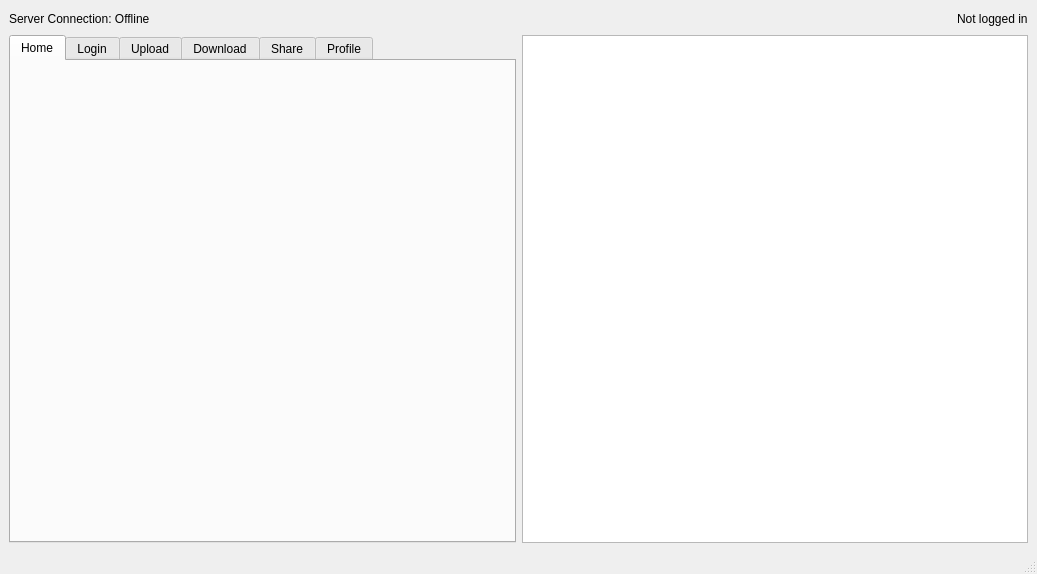
Before: the Qt Designer form fileshareqt/mainwindow.ui in Tomas-Deane/FileShare, drawn with Qt 5.
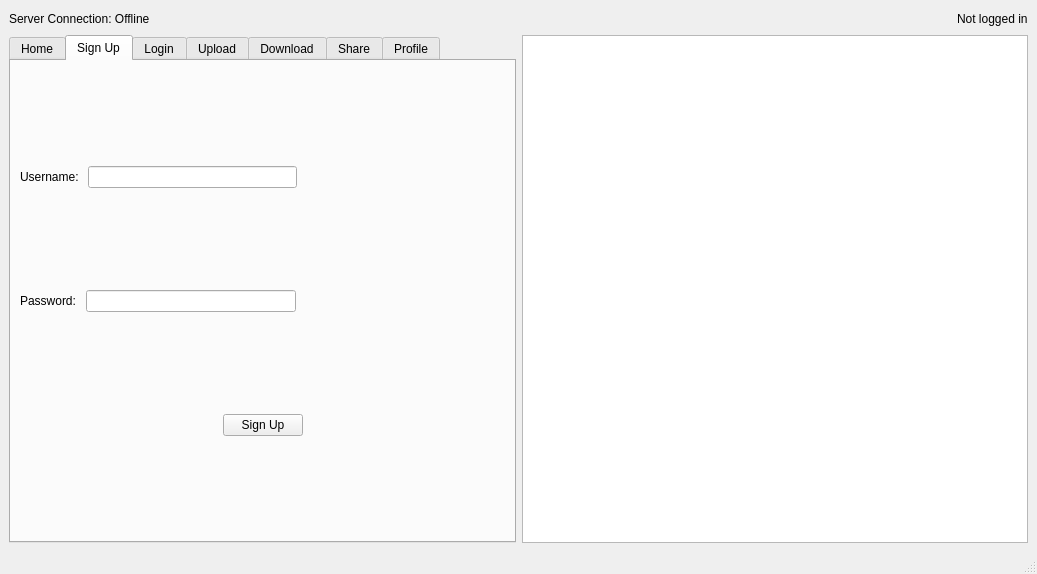
After: the same form once the commit is applied. Icons and pictures are not drawn.

Commit message: split login tab into 2 tabs

```diff
--- a/fileshareqt/mainwindow.ui
+++ b/fileshareqt/mainwindow.ui
@@ -51,7 +51,7 @@
       <item>
        <widget class="QTabWidget" name="tabWidget">
         <property name="currentIndex">
-         <number>0</number>
+         <number>1</number>
         </property>
         <widget class="QWidget" name="Home">
          <attribute name="title">
@@ -79,7 +79,113 @@
           </item>
          </layout>
         </widget>
-        <widget class="QWidget" name="Login_Register">
+        <widget class="QWidget" name="tab_5">
+         <attribute name="title">
+          <string>Sign Up</string>
+         </attribute>
+         <layout class="QVBoxLayout" name="verticalLayout_28">
+          <item>
+           <layout class="QHBoxLayout" name="horizontalLayout_27">
+            <item>
+             <widget class="QLabel" name="label_7">
+              <property name="text">
+               <string>Username: </string>
+              </property>
+             </widget>
+            </item>
+            <item>
+             <widget class="QLineEdit" name="signupUsernameLineEdit">
+              <property name="text">
+               <string/>
+              </property>
+             </widget>
+            </item>
+            <item>
+             <spacer name="horizontalSpacer_24">
+              <property name="orientation">
+               <enum>Qt::Orientation::Horizontal</enum>
+              </property>
+              <property name="sizeHint" stdset="0">
+               <size>
+                <width>40</width>
+                <height>20</height>
+               </size>
+              </property>
+             </spacer>
+            </item>
+           </layout>
+          </item>
+          <item>
+           <layout class="QHBoxLayout" name="horizontalLayout_28">
+            <item>
+             <widget class="QLabel" name="label_8">
+              <property name="text">
+               <string>Password: </string>
+              </property>
+             </widget>
+            </item>
+            <item>
+             <widget class="QLineEdit" name="signupPasswordLineEdit">
+              <property name="text">
+               <string/>
+              </property>
+             </widget>
+            </item>
+            <item>
+             <spacer name="horizontalSpacer_25">
+              <property name="orientation">
+               <enum>Qt::Orientation::Horizontal</enum>
+              </property>
+              <property name="sizeHint" stdset="0">
+               <size>
+                <width>40</width>
+                <height>20</height>
+               </size>
+              </property>
+             </spacer>
+            </item>
+           </layout>
+          </item>
+          <item>
+           <layout class="QHBoxLayout" name="horizontalLayout_29">
+            <item>
+             <spacer name="horizontalSpacer_27">
+              <property name="orientation">
+               <enum>Qt::Orientation::Horizontal</enum>
+              </property>
+              <property name="sizeHint" stdset="0">
+               <size>
+                <width>40</width>
+                <height>20</height>
+               </size>
+              </property>
+             </spacer>
+            </item>
+            <item>
+             <widget class="QPushButton" name="signupButton">
+              <property name="text">
+               <string>Sign Up</string>
+              </property>
+             </widget>
+            </item>
+            <item>
+             <spacer name="horizontalSpacer_26">
+              <property name="orientation">
+               <enum>Qt::Orientation::Horizontal</enum>
+              </property>
+              <property name="sizeHint" stdset="0">
+               <size>
+                <width>40</width>
+                <height>20</height>
+               </size>
+              </property>
+             </spacer>
+            </item>
+           </layout>
+          </item>
+         </layout>
+        </widget>
+        <widget class="QWidget" name="Login">
          <attribute name="title">
           <string>Login</string>
          </attribute>
@@ -161,26 +267,6 @@
               </property>
              </spacer>
             </item>
-            <item>
-             <widget class="QPushButton" name="signupButton">
-              <property name="text">
-               <string>Sign Up</string>
-              </property>
-             </widget>
-            </item>
-            <item>
-             <spacer name="horizontalSpacer_3">
-              <property name="orientation">
-               <enum>Qt::Orientation::Horizontal</enum>
-              </property>
-              <property name="sizeHint" stdset="0">
-               <size>
-                <width>40</width>
-                <height>20</height>
-               </size>
-              </property>
-             </spacer>
-            </item>
             <item>
              <widget class="QPushButton" name="loginButton">
               <property name="text">
```
Left out of the diff: 4 changed lines with no effect on the pictures.
